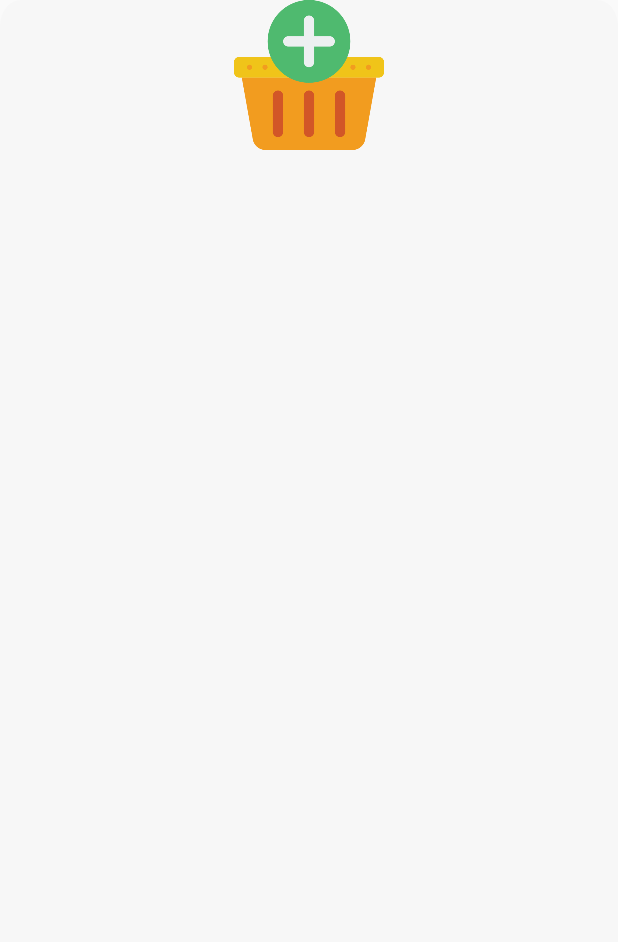
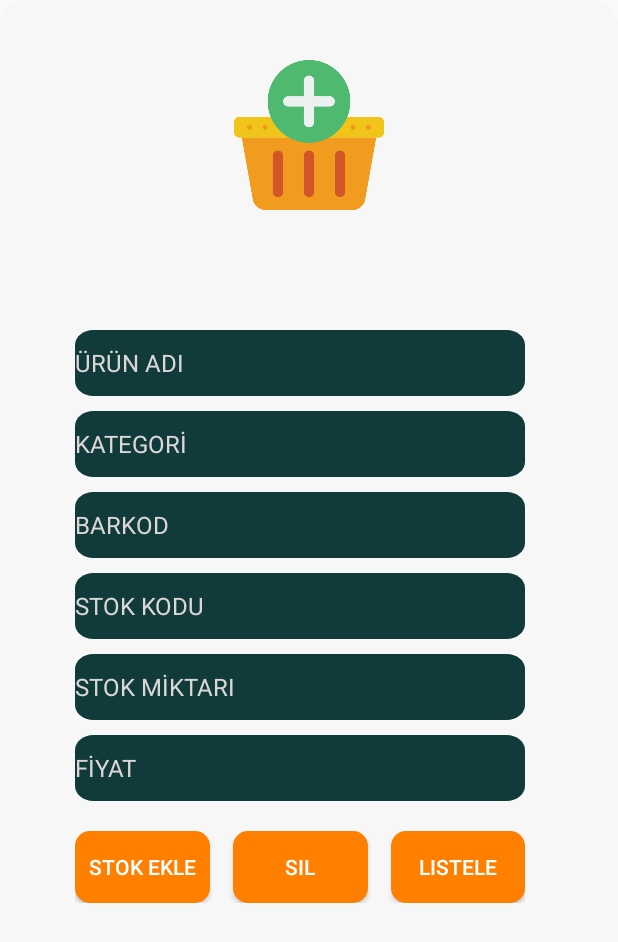
Before and after one commit to silaakarapur/StokTakip, an Android app: the screen it shows after launch (StockActivity), after a tap on "LISTELE", on a phone screen of 412 x 824 dp. Shown: the top 942 px of the screen. Run offline under Robolectric (Android 15) with nearby library versions, the phone set to English and light mode, and no system bars; 2 statements that could not run were skipped.

Commit message:
16.03.2022

```diff
--- a/app/build.gradle
+++ b/app/build.gradle
@@ -48,6 +48,7 @@ dependencies {
     implementation 'androidx.legacy:legacy-support-v4:1.0.0'
     implementation 'androidx.room:room-common:2.2.6'
     implementation 'androidx.room:room-runtime:2.2.6'
+    implementation 'com.google.ar.sceneform:filament-android:1.17.1'
     testImplementation 'junit:junit:4.+'
     androidTestImplementation 'androidx.test.ext:junit:1.1.3'
     androidTestImplementation 'androidx.test.espresso:espresso-core:3.4.0'
@@ -57,6 +58,10 @@ dependencies {
     implementation platform('com.google.firebase:firebase-bom:28.4.2')
     implementation 'com.google.firebase:firebase-auth'
     implementation 'com.google.android.gms:play-services-auth:19.2.0'
+    //noinspection GradleCompatible
+    implementation 'com.android.support:recyclerview-v7:28.0.0'
+    //noinspection GradleCompatible
+    implementation 'com.android.support:cardview-v7:28.0.0'
 
 
 }
--- a/app/src/main/java/com/example/stoktakip/MenuActivity.java
+++ b/app/src/main/java/com/example/stoktakip/MenuActivity.java
@@ -11,7 +11,6 @@ import android.widget.ImageButton;
 public class MenuActivity extends AppCompatActivity {
 
     ImageButton imagebutton;
-    private Context getContext;
 
     @Override
     protected void onCreate(Bundle savedInstanceState) {
@@ -21,9 +20,6 @@ public class MenuActivity extends AppCompatActivity {
 
     }
 
-
-
-
     public void git(View view) {
         Intent git = new Intent(MenuActivity.this,StockActivity.class);
         startActivity(git);
--- a/app/src/main/java/com/example/stoktakip/StockActivity.java
+++ b/app/src/main/java/com/example/stoktakip/StockActivity.java
@@ -4,14 +4,16 @@ package com.example.stoktakip;
 import static com.example.stoktakip.R.layout.activity_stock;
 
 import androidx.appcompat.app.AppCompatActivity;
+import androidx.fragment.app.Fragment;
 import androidx.fragment.app.FragmentManager;
 import androidx.fragment.app.FragmentTransaction;
-
+import androidx.recyclerview.widget.LinearLayoutManager;
+import androidx.recyclerview.widget.RecyclerView;
 
 import android.content.Intent;
+import android.database.Cursor;
 import android.os.Bundle;
 import android.view.View;
-
 import android.widget.ArrayAdapter;
 import android.widget.Button;
 import android.widget.EditText;
@@ -22,17 +24,20 @@ import android.widget.Toast;
 
 import com.example.stoktakip.ui.Database.database;
 
+import java.util.ArrayList;
 import java.util.List;
 
 
 public class StockActivity extends AppCompatActivity {
+
     FragmentManager fragmentManager = getSupportFragmentManager();
     private EditText Urunadi, urunkategori, urunbarkod, urunstokkodu, urunmiktari, urunfiyat;
-
     private ListView listView;
-
     private Button button;
     private LinearLayout layout;
+
+    database database = new database(this);
+
 
     @Override
     public void onCreate(Bundle savedInstanceState) {
@@ -63,23 +68,16 @@ public class StockActivity extends AppCompatActivity {
 
     public void listele(View v) {
 
-        layout = findViewById(R.id.layout);
-        layout.setVisibility(View.GONE);
+        Intent intent = new Intent(StockActivity.this,ListShowActivity.class);
+        startActivity(intent);
+        /*layout = findViewById(R.id.layout);
+        //layout.setVisibility(View.INVISIBLE);
         list list = new list();
         FragmentTransaction fragmentTransaction = fragmentManager.beginTransaction();
-        fragmentTransaction.add(R.id.grup, list, "s");
-        fragmentTransaction.commit();
+        fragmentTransaction.add(R.id.stockactivity, list, "s");
+        fragmentTransaction.commit();*/
+    }
 
-        /*database db = new database(getApplicationContext());
-        ListView listView;
-        List<String> verilistele = db.Verilistele();
-        listView = findViewById(R.id.listView);
-
-        ArrayAdapter<String> adapter = new ArrayAdapter<String>(StockActivity.this, android.R.layout.simple_list_item_1, android.R.id.text1, verilistele);
-        listView.setAdapter(adapter);*/
-
-
-    }
 
     public void Sil(View view) {
 
@@ -88,15 +86,30 @@ public class StockActivity extends AppCompatActivity {
     public void geri(View view) {
 
         FragmentTransaction ft = fragmentManager.beginTransaction();
-        list list = new list();
-        FragmentTransaction fragmentTransaction = fragmentManager.beginTransaction();
-        if(list!=null) {
-            fragmentTransaction.remove(list);
-            fragmentTransaction.commit();
-            layout = findViewById(R.id.layout);
-            layout.setVisibility(View.INVISIBLE);
-        }else{
-            Toast.makeText(this,"Fragment A bulunamadı", Toast.LENGTH_LONG).show();
-        }
+        Fragment frg = fragmentManager.findFragmentById(R.id.list);
+        assert frg != null;
+        ft.remove(frg);
+        ft.commit();
+
+
+        //list list = new list();
+        //FragmentTransaction fragmentTransaction = fragmentManager.beginTransaction();
+
+        //ft.remove(list);
+        ///fragmentTransaction.commit();
+
+
     }
+
+    /*public void verilistele(View view) {
+        final ListView listView = findViewById(R.id.veriler);
+        database database = new database(StockActivity.this);
+        List<String> vVeriler = database.Verilistele();
+        ArrayAdapter<String> adapter = new ArrayAdapter<String>(StockActivity.this, android.R.layout.simple_list_item_1, android.R.id.text1, vVeriler);
+        listView.setAdapter(adapter);
+    }*/
+
+
+
+
 }
--- a/app/src/main/res/layout/activity_stock.xml
+++ b/app/src/main/res/layout/activity_stock.xml
@@ -5,30 +5,28 @@
     android:layout_width="match_parent"
     android:layout_height="match_parent"
     android:background="@drawable/edittextbackgroun7"
-    tools:context=".StockActivity">
+    tools:context=".StockActivity"
+    android:id="@+id/stockactivity">
+
 
     <LinearLayout
-        android:id="@+id/grup"
+
+        android:id="@+id/layout"
         android:layout_width="match_parent"
-        android:layout_height="match_parent"
-        android:orientation="vertical" >
+        android:layout_height="wrap_content"
+
+        android:orientation="vertical">
 
         <ImageView
             android:layout_width="100dp"
             android:layout_height="100dp"
+            android:layout_marginTop="40dp"
             android:layout_gravity="center_horizontal"
             android:background="@drawable/addto"
             android:foregroundGravity="center" />
-    </LinearLayout>
-
-    <LinearLayout
-        android:id="@+id/layout"
-        android:layout_width="match_parent"
-        android:layout_height="wrap_content"
-        android:layout_marginTop="150dp"
-        android:orientation="vertical">
 
         <LinearLayout
+            android:layout_marginTop="80dp"
             android:layout_width="300dp"
             android:layout_height="wrap_content"
             android:layout_marginLeft="50dp"
```
Also changed, not shown: app/src/main/AndroidManifest.xml (+6 -3 lines), app/src/main/java/com/example/stoktakip/ui/Database/database.java (+45 -21 lines), app/src/main/res/layout/fragment_listfragment.xml (+59 -21 lines).
